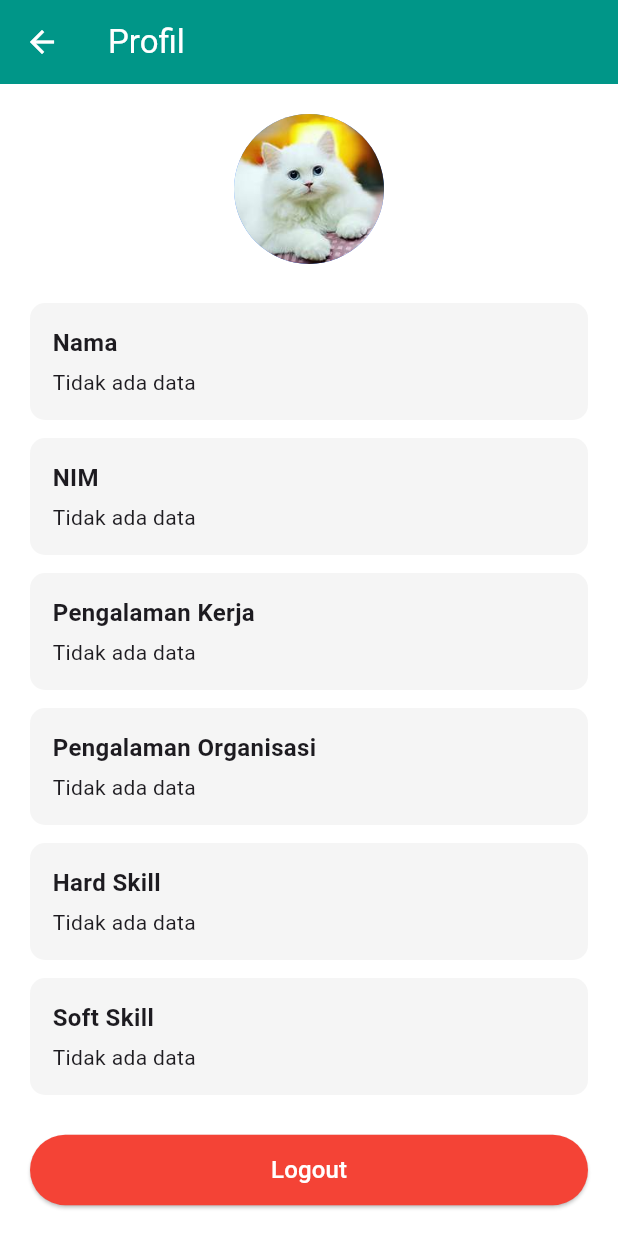
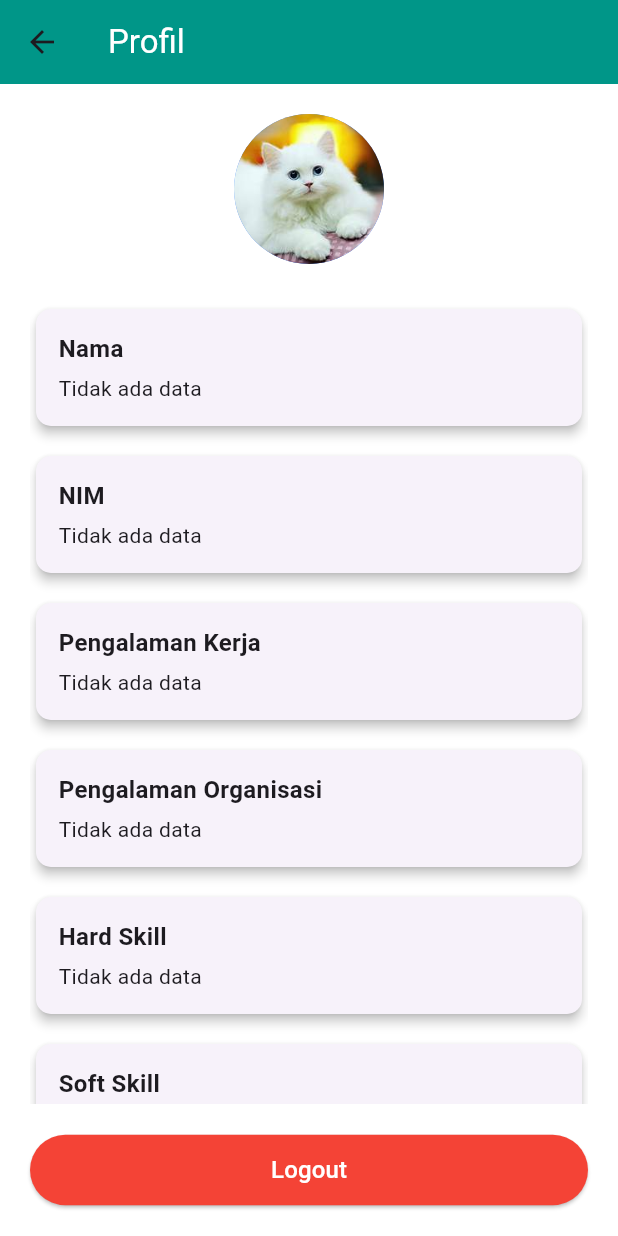
Before and after one commit to ndittzz/latihan_kuis_pmobile, a Flutter app: the ProfilePage screen opened directly with empty values, on a phone screen of 412 x 824 dp. Run offline on Flutter 3.47's test engine with Material 3 defaults, Android fonts, the phone set to English and light mode, and no system bars.

Commit message:
profile pake card

```diff
--- a/lib/profile_page.dart
+++ b/lib/profile_page.dart
@@ -29,10 +29,10 @@ class ProfilePage extends StatelessWidget {
       appBar: AppBar(
         title: const Text('Profil', style: TextStyle(color: Colors.white)),
         backgroundColor: Colors.teal,
-        leading: IconButton(
-          icon: const Icon(Icons.arrow_back, color: Colors.white),
-          onPressed: () => Navigator.pop(context),
-        ),
+        // leading: IconButton(
+        //   icon: const Icon(Icons.arrow_back, color: Colors.white),
+        //   onPressed: () => Navigator.pop(context),
+        // ),
       ),
       body: Padding(
         padding: const EdgeInsets.all(20.0),
@@ -97,19 +97,19 @@ class ProfilePage extends StatelessWidget {
   Widget _buildInfoCard(String label, String value) {
     return Padding(
       padding: const EdgeInsets.symmetric(vertical: 6.0),
-      child: Container(
-        width: double.infinity,
+      child: Card(
+        // ✅ Sekarang benar
+        elevation: 3,
+        shape: RoundedRectangleBorder(borderRadius: BorderRadius.circular(10)),
+        child: Padding(
           padding: const EdgeInsets.all(15),
-        decoration: BoxDecoration(
-          color: Colors.grey.shade100, // Warna abu-abu muda
-          borderRadius: BorderRadius.circular(10),
-        ),
           child: Column(
             crossAxisAlignment: CrossAxisAlignment.start,
             children: [
               Text(
                 label,
-              style: const TextStyle(fontSize: 16, fontWeight: FontWeight.bold),
+                style:
+                    const TextStyle(fontSize: 16, fontWeight: FontWeight.bold),
               ),
               const SizedBox(height: 5),
               Text(
@@ -119,6 +119,7 @@ class ProfilePage extends StatelessWidget {
             ],
           ),
         ),
+      ),
     );
   }
 }
```
Lines whose indentation alone changed are shown as unchanged.
